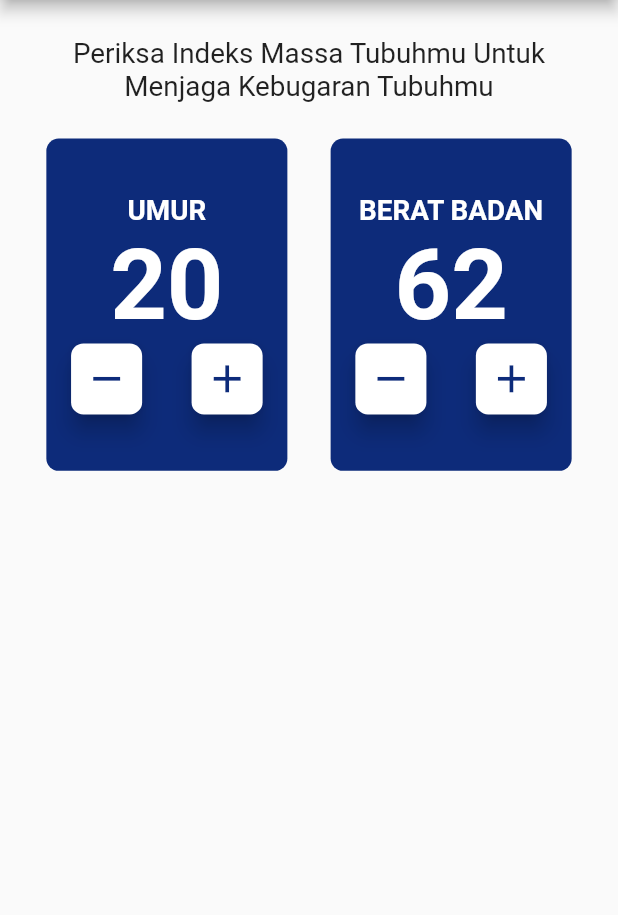
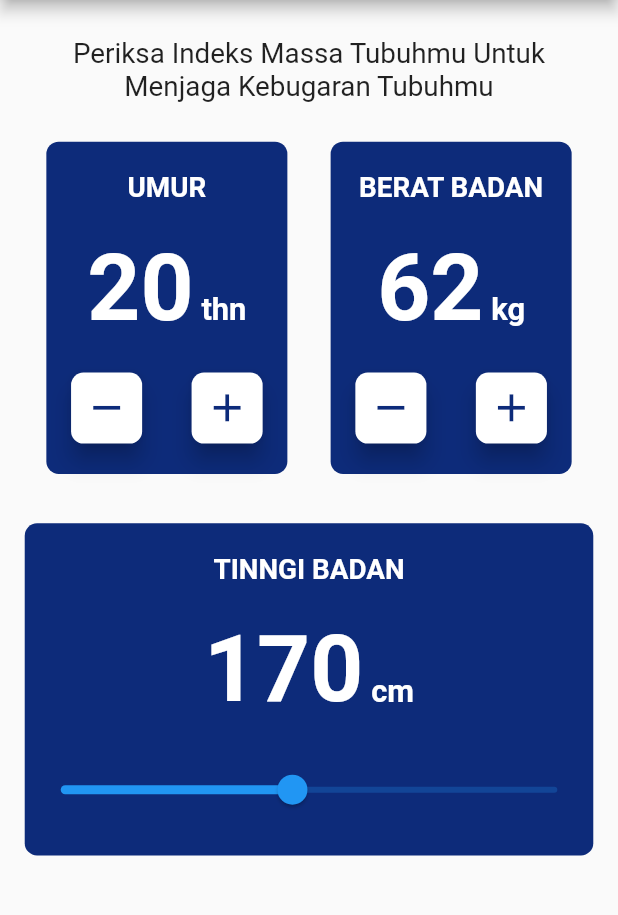
Before and after one commit to aditiohidayatulloh/flutter_FinalProject, a Flutter app: the screen it shows after launch, on a phone screen of 412 x 824 dp, the part 84-999 px from its top. Run offline on Flutter 3.47's test engine with Material 2 defaults, Android fonts, the phone set to English and light mode, and no system bars; our stand-ins replace flutter_screenutil.

Commit message:
add HeightContainer & Slider widget

```diff
--- a/lib/home_screen.dart
+++ b/lib/home_screen.dart
@@ -11,6 +11,10 @@ class HomeScreen extends StatefulWidget {
 }
 
 class _HomeScreenState extends State<HomeScreen> {
+  int age = 20;
+  int weight = 62;
+  int height = 170;
+
   @override
   Widget build(BuildContext context) {
     return SafeArea(
@@ -40,13 +44,16 @@ class _HomeScreenState extends State<HomeScreen> {
                 ),
                 textAlign: TextAlign.center,
               ),
-              SizedBox(height: 23.0.h),
+              SizedBox(height: 25.0.h),
               Row(
                 mainAxisAlignment: MainAxisAlignment.spaceAround,
                 children: [
                   IMTCard(
+                    width: 156,
+                    height: 215,
                     title: 'UMUR',
-                    value: '20',
+                    value: age.toString(),
+                    label: 'thn',
                     child: Row(
                       mainAxisAlignment: MainAxisAlignment.spaceAround,
                       children: const [
@@ -56,8 +63,11 @@ class _HomeScreenState extends State<HomeScreen> {
                     ),
                   ),
                   IMTCard(
+                    width: 156,
+                    height: 215,
                     title: 'BERAT BADAN',
-                    value: '62',
+                    value: weight.toString(),
+                    label: 'kg',
                     child: Row(
                       mainAxisAlignment: MainAxisAlignment.spaceAround,
                       children: const [
@@ -68,6 +78,26 @@ class _HomeScreenState extends State<HomeScreen> {
                   ),
                 ],
               ),
+              SizedBox(
+                height: 32.0.h,
+              ),
+              IMTCard(
+                width: double.infinity,
+                height: 215,
+                title: 'TINNGI BADAN',
+                value: height.toString(),
+                label: 'cm',
+                child: Slider(
+                  min: 100.0,
+                  max: 250.0,
+                  value: height.toDouble(),
+                  onChanged: (newValue) {
+                    setState(() {
+                      height = newValue.toInt();
+                    });
+                  },
+                ),
+              ),
             ],
           ),
         ),
--- a/lib/imt_card.dart
+++ b/lib/imt_card.dart
@@ -7,22 +7,29 @@ class IMTCard extends StatelessWidget {
     required this.title,
     required this.value,
     required this.child,
+    required this.label,
+    required this.width,
+    required this.height,
   });
 
   final String title;
   final String value;
   final Widget child;
+  final String label;
+  final double width;
+  final double height;
 
   @override
   Widget build(BuildContext context) {
     return Container(
-      width: 156.0.w,
-      height: 215.0.h,
+      width: width.w,
+      height: height.h,
       decoration: BoxDecoration(
         borderRadius: BorderRadius.circular(8.0.sp),
         color: Theme.of(context).primaryColor,
       ),
-      child: Column(mainAxisAlignment: MainAxisAlignment.center, children: [
+      child:
+          Column(mainAxisAlignment: MainAxisAlignment.spaceEvenly, children: [
         Text(
           title,
           style: TextStyle(
@@ -30,12 +37,29 @@ class IMTCard extends StatelessWidget {
               color: Colors.white,
               fontWeight: FontWeight.bold),
         ),
-        Text(
-          value,
-          style: TextStyle(
-              fontSize: 64.0.sp,
-              color: Colors.white,
-              fontWeight: FontWeight.bold),
+        Row(
+          mainAxisAlignment: MainAxisAlignment.center,
+          crossAxisAlignment: CrossAxisAlignment.baseline,
+          textBaseline: TextBaseline.alphabetic,
+          children: [
+            Text(
+              value,
+              style: TextStyle(
+                  fontSize: 60.0.sp,
+                  color: Colors.white,
+                  fontWeight: FontWeight.bold),
+            ),
+            SizedBox(
+              width: 5.0.sp,
+            ),
+            Text(
+              label,
+              style: TextStyle(
+                  fontSize: 20.0.sp,
+                  color: Colors.white,
+                  fontWeight: FontWeight.bold),
+            ),
+          ],
         ),
         child,
       ]),
```
